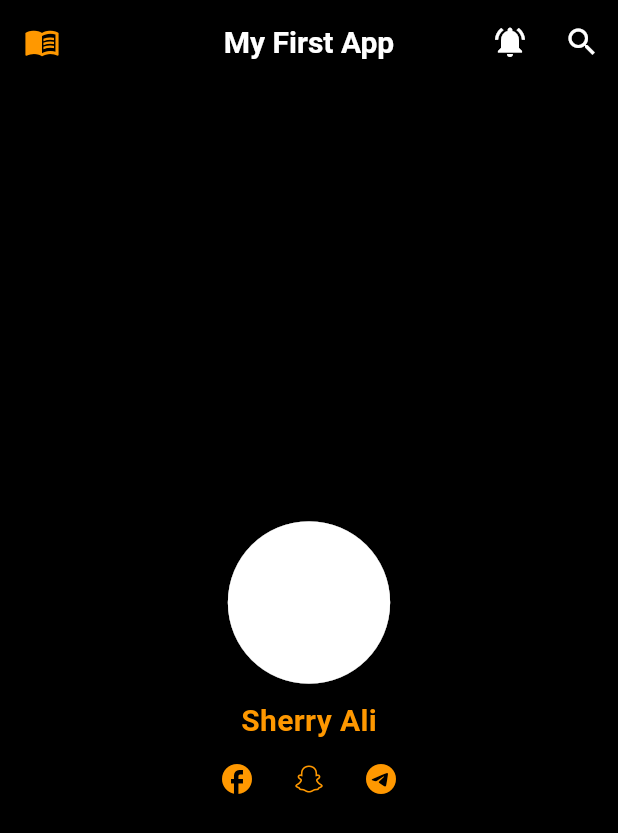
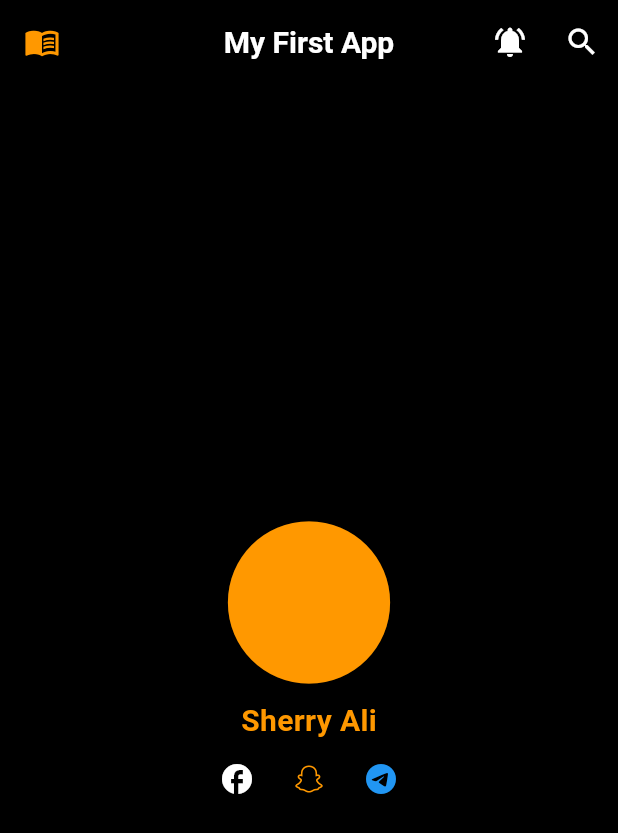
Before and after one commit to Sherryali22/first_app, a Flutter app: the screen it shows after launch, on a phone screen of 412 x 824 dp. Shown: the top 833 px of the screen. Run offline on Flutter 3.47's test engine with Material 3 defaults, Android fonts, the phone set to English and light mode, and no system bars.

Commit message:
edit icons

```diff
--- a/lib/main.dart
+++ b/lib/main.dart
@@ -49,7 +49,7 @@ class MyApp extends StatelessWidget {
             mainAxisAlignment: MainAxisAlignment.center,
             crossAxisAlignment: CrossAxisAlignment.center,
             children: [
-              Icon(Icons.circle, color: Colors.white, size: 130),
+              Icon(Icons.circle_rounded, color: Colors.orange, size: 130),
               Text(
                 'Sherry Ali',
                 style: TextStyle(
@@ -64,7 +64,7 @@ class MyApp extends StatelessWidget {
                     onPressed: () {},
                     icon: Icon(
                       Icons.facebook,
-                      color: Colors.orange,
+                      color: Colors.white,
                     ),
                   ),
                   IconButton(
@@ -77,7 +77,7 @@ class MyApp extends StatelessWidget {
                       onPressed: () {},
                       icon: Icon(
                         Icons.telegram,
-                        color: Colors.orange,
+                        color: Colors.blue,
                       )),
                 ],
               )
```
